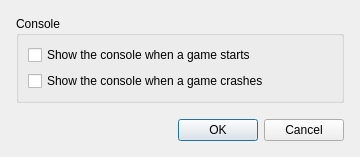
Qt form settingsdialog.ui (imlildud/openkogama-linux) before a commit.
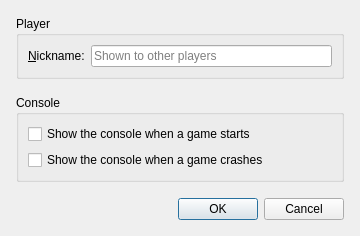
The same form after that commit.

Commit message: servers tab back with war4.openkogama.org added once as a default server, the versions a server accepts shown on its tile and a matching installed version picked on join, nickname in settings sent with every session, host a server button that opens the hosting guide, no support column in the version list

Patch:
```diff
--- a/settingsdialog.ui
+++ b/settingsdialog.ui
@@ -7,7 +7,7 @@
     <x>0</x>
     <y>0</y>
     <width>360</width>
-    <height>150</height>
+    <height>230</height>
    </rect>
   </property>
   <property name="windowTitle">
@@ -29,6 +29,35 @@
    <property name="spacing">
     <number>16</number>
    </property>
+   <item>
+    <widget class="QGroupBox" name="playerGroup">
+     <property name="title">
+      <string>Player</string>
+     </property>
+     <layout class="QFormLayout" name="playerLayout">
+      <item row="0" column="0">
+       <widget class="QLabel" name="nicknameLabel">
+        <property name="text">
+         <string>&amp;Nickname:</string>
+        </property>
+        <property name="buddy">
+         <cstring>nicknameEdit</cstring>
+        </property>
+       </widget>
+      </item>
+      <item row="0" column="1">
+       <widget class="QLineEdit" name="nicknameEdit">
+        <property name="maxLength">
+         <number>20</number>
+        </property>
+        <property name="placeholderText">
+         <string>Shown to other players</string>
+        </property>
+       </widget>
+      </item>
+     </layout>
+    </widget>
+   </item>
    <item>
     <widget class="QGroupBox" name="consoleGroup">
      <property name="title">
```
The commit also changes 9 other files.
